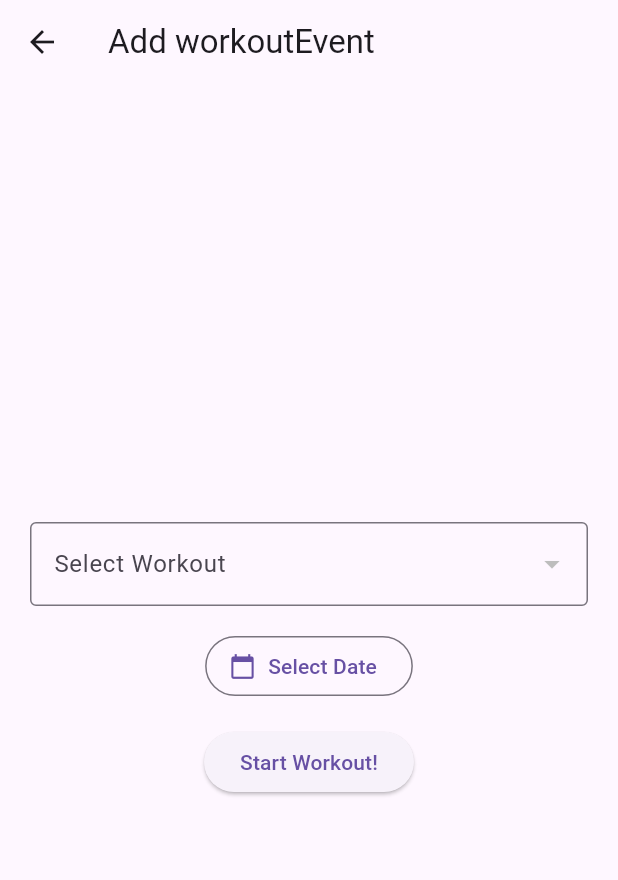
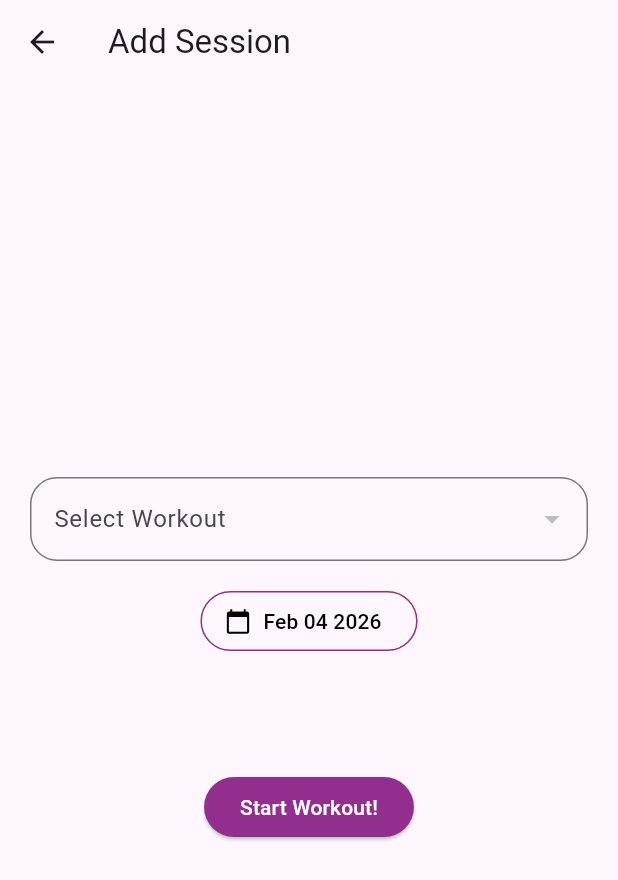
Before and after one commit to devonblackbeard/lifters_anonymous, a Flutter app: the screen it shows after launch, item 3 of the bottom bar chosen, after a tap on the "add" icon, on a phone screen of 412 x 824 dp. Shown: the top 880 px of the screen. Run offline on Flutter 3.47's test engine with Material 3 defaults, Android fonts, the phone set to English and light mode, and no system bars; our stand-ins replace hive, hive_flutter; accounts and stored records are empty.

Commit message:
Further styling to the create session page

```diff
--- a/lib/add_workout_item.dart
+++ b/lib/add_workout_item.dart
@@ -22,7 +22,7 @@ class _AddWorkoutItemState extends State<AddWorkoutItem> {
   }
 
   void submit(BuildContext context) {
-    if (widget.type == 'workoutEvent') {
+    if (widget.type == 'Session') {
       // For workout events, return the selected workout ID and date
       if (selectedWorkoutId != null && selectedDate != null) {
         Navigator.pop(context, {
@@ -60,10 +60,10 @@ class _AddWorkoutItemState extends State<AddWorkoutItem> {
 
   Widget buildForm(BuildContext context) {
     switch (widget.type) {
-      case 'split':
-      case 'move':
+      case 'Split':
+      case 'Move':
         return _buildSplitForm(context);
-      case 'workoutEvent':
+      case 'Session':
         return _buildWorkoutEventForm(context);
       default:
         return Center(child: Text('Unknown type: ${widget.type}'));
@@ -72,15 +72,37 @@ class _AddWorkoutItemState extends State<AddWorkoutItem> {
 
   Widget _buildWorkoutEventForm(BuildContext context) {
     final workouts = Database.workoutBox.values.toList();
+    var selectedDate = DateTime.now();
+
+    String formatDate(DateTime date) {
+      const months = [
+        'Jan',
+        'Feb',
+        'Mar',
+        'Apr',
+        'May',
+        'Jun',
+        'Jul',
+        'Aug',
+        'Sep',
+        'Oct',
+        'Nov',
+        'Dec',
+      ];
+      String day = date.day.toString().padLeft(2, '0');
+      return '${months[date.month - 1]} $day ${date.year}';
+    }
 
     return Column(
       mainAxisAlignment: MainAxisAlignment.center,
       children: [
         DropdownButtonFormField<String>(
-          value: selectedWorkoutId,
+          initialValue: selectedWorkoutId,
           decoration: const InputDecoration(
             labelText: 'Select Workout',
-            border: OutlineInputBorder(),
+            border: OutlineInputBorder(
+              borderRadius: BorderRadius.all(Radius.circular(18)),
+            ),
           ),
           items:
               workouts.map((workout) {
@@ -97,10 +119,16 @@ class _AddWorkoutItemState extends State<AddWorkoutItem> {
         ),
         const SizedBox(height: 16),
         OutlinedButton.icon(
+          style: OutlinedButton.styleFrom(
+            foregroundColor: Colors.black,
+            side: const BorderSide(
+              color: Color.fromARGB(255, 146, 46, 141),
+            ),
+          ),
           onPressed: () async {
             final date = await showDatePicker(
               context: context,
-              initialDate: DateTime.now(),
+              initialDate: selectedDate,
               firstDate: DateTime(2020),
               lastDate: DateTime(2030),
             );
@@ -111,14 +139,14 @@ class _AddWorkoutItemState extends State<AddWorkoutItem> {
             }
           },
           icon: const Icon(Icons.calendar_today),
-          label: Text(
-            selectedDate == null
-                ? 'Select Date'
-                : '${selectedDate!.month}/${selectedDate!.day}/${selectedDate!.year}',
+          label: Text(formatDate(selectedDate)),
+        ),
+        const SizedBox(height: 76),
+        ElevatedButton(
+          style: ElevatedButton.styleFrom(
+            backgroundColor: const Color.fromARGB(255, 146, 46, 141),
+            foregroundColor: Colors.white,
           ),
-        ),
-        const SizedBox(height: 16),
-        ElevatedButton(
           onPressed: () => submit(context),
           child: const Text("Start Workout!"),
         ),
@@ -135,15 +163,20 @@ class _AddWorkoutItemState extends State<AddWorkoutItem> {
           decoration: InputDecoration(
             labelText: "${widget.type} name",
             hintText:
-                widget.type == 'split'
+                widget.type == 'Split'
                     ? "e.g., Push, Pull, Legs"
                     : "e.g., Bench Press, Squats",
-            border: const OutlineInputBorder(),
+            border: const OutlineInputBorder(
+              borderRadius: BorderRadius.all(Radius.circular(18)),
+            ),
           ),
           onSubmitted: (_) => submit(context),
         ),
         const SizedBox(height: 16),
         ElevatedButton(
+          style: ElevatedButton.styleFrom(
+            backgroundColor: const Color.fromARGB(255, 146, 46, 141),
+          ),
           onPressed: () => submit(context),
           child: Text("Add ${widget.type}"),
         ),
--- a/lib/history.dart
+++ b/lib/history.dart
@@ -14,7 +14,7 @@ class _HistoryState extends State<History> {
     final newWorkout = await Navigator.push(
       context,
       MaterialPageRoute(
-        builder: (context) => AddWorkoutItem(type: 'workoutEvent'),
+        builder: (context) => AddWorkoutItem(type: 'Session'),
       ),
     );
     print('Returned from adding calendar entry$newWorkout');
--- a/lib/view_workout_split.dart
+++ b/lib/view_workout_split.dart
@@ -16,7 +16,7 @@ class _ViewWorkoutSplitState extends State<ViewWorkoutSplit> {
 
     final result = await Navigator.push(
       context,
-      MaterialPageRoute(builder: (context) => AddWorkoutItem(type: 'split')),
+      MaterialPageRoute(builder: (context) => AddWorkoutItem(type: 'Split')),
     );
 
     if (result != null && result is String && result.trim().isNotEmpty) {
--- a/lib/view_workout_split_details.dart
+++ b/lib/view_workout_split_details.dart
@@ -51,7 +51,7 @@ class _ViewWorkoutSplitDetailsState extends State<ViewWorkoutSplitDetails> {
   void navigateToAddMove() async {
     final result = await Navigator.push(
       context,
-      MaterialPageRoute(builder: (context) => AddWorkoutItem(type: 'move')),
+      MaterialPageRoute(builder: (context) => AddWorkoutItem(type: 'Move')),
     );
 
     if (result != null && result is String && result.trim().isNotEmpty) {
```
